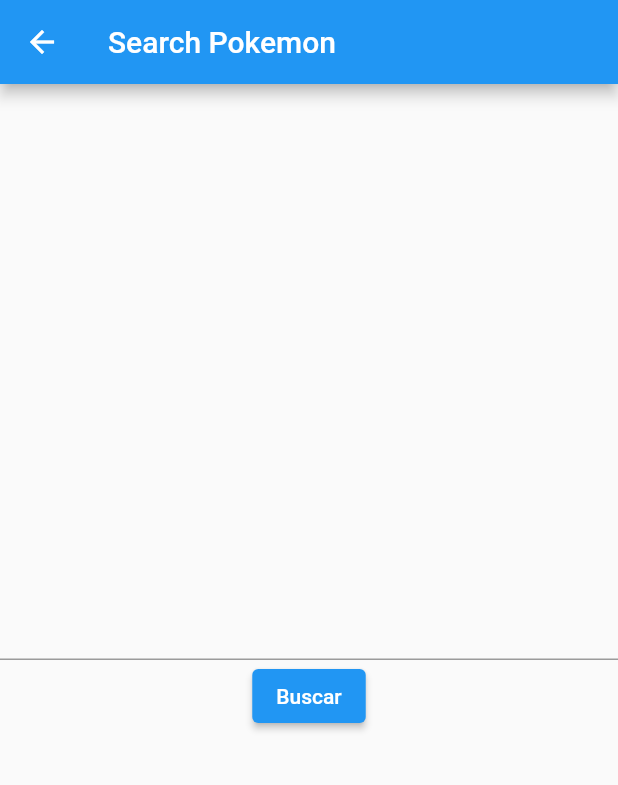
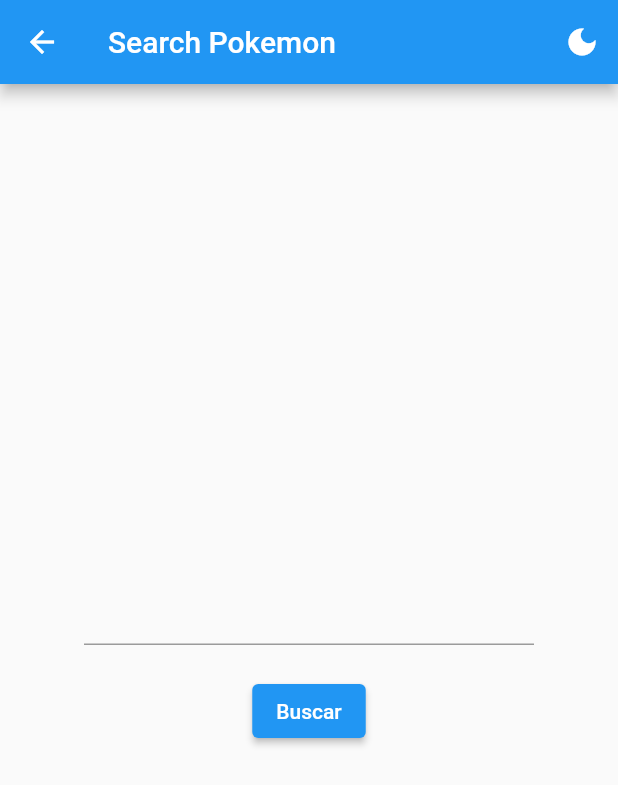
Before and after one commit to BlackLeg15/tjms_app, a Flutter app: the SearchPokemonPage screen opened by its route, on a phone screen of 412 x 824 dp. Shown: the top 785 px of the screen. Run offline on Flutter 3.47's test engine with Material 2 defaults, Android fonts, the light colour scheme and no system bars; our stand-ins replace dio, either_dart, flutter_modular; missing offline and left inert: uno.

Commit message:
feat: adicionando troca de tema

```diff
--- /dev/null
+++ b/lib/app/core/theme_controller.dart
@@ -0,0 +1,18 @@
+import 'package:flutter/material.dart';
+
+class ThemeController extends InheritedWidget {
+  final isDark = ValueNotifier(false);
+
+  ThemeController({super.key, required super.child});
+
+  void changeTheme() {
+    isDark.value = !isDark.value;
+  }
+
+  static ThemeController of(BuildContext context) => context.dependOnInheritedWidgetOfExactType<ThemeController>()!;
+
+  @override
+  bool updateShouldNotify(covariant ThemeController oldWidget) {
+    return oldWidget.isDark != isDark;
+  }
+}
--- a/lib/app/modules/search_pokemon/pages/search_pokemon_page.dart
+++ b/lib/app/modules/search_pokemon/pages/search_pokemon_page.dart
@@ -1,6 +1,9 @@
+import 'dart:math';
+
 import 'package:either_dart/either.dart';
 import 'package:flutter/material.dart';
 import 'package:flutter_modular/flutter_modular.dart';
+import 'package:tjms_app/app/core/theme_controller.dart';
 import 'package:tjms_app/app/core/tjms_theme_extension.dart';
 import 'package:tjms_app/app/modules/search_pokemon/errors/errors.dart';
 import 'package:tjms_app/app/modules/search_pokemon/pages/widgets/list_tile_personalizado.dart';
@@ -18,9 +21,16 @@
 class _SearchPokemonPageState extends State<SearchPokemonPage> {
   final pokemonName = 'pikachu';
   final repository = Modular.get<SearchPokemonRepository>();
+  late ThemeController themeController;
 
   var campoDeTexto = '';
   Future<Either<ErroPersonalizado, PokemonModel>>? futureGetPokemonByName;
+
+  @override
+  void didChangeDependencies() {
+    themeController = ThemeController.of(context);
+    super.didChangeDependencies();
+  }
 
   @override
   Widget build(BuildContext context) {
@@ -28,6 +38,19 @@
     return Scaffold(
       appBar: AppBar(
         title: const Text('Search Pokemon'),
+        actions: [
+          IconButton(
+            onPressed: () {
+              themeController.changeTheme();
+            },
+            icon: AnimatedCrossFade(
+              firstChild: const Icon(Icons.light_mode),
+              secondChild: const Icon(Icons.dark_mode),
+              crossFadeState: themeController.isDark.value ? CrossFadeState.showFirst : CrossFadeState.showSecond,
+              duration: const Duration(milliseconds: 300),
+            ),
+          )
+        ],
       ),
       body: Center(
         child: FutureBuilder<Either<ErroPersonalizado, PokemonModel>>(
@@ -36,9 +59,10 @@
             if (snapshot.connectionState == ConnectionState.waiting) {
               return const CircularProgressIndicator();
             }
+            final successOrErrorWidgets = <Widget>[];
             if (snapshot.hasData) {
               final pokemonOrError = snapshot.data!;
-              return pokemonOrError.fold<Widget>(
+              successOrErrorWidgets.add(pokemonOrError.fold<Widget>(
                   (left) => Text(
                         left.message,
                         style: TextStyle(color: tjmsColorExtension.danger),
@@ -59,17 +83,25 @@
                     ),
                   ],
                 );
-              });
+              }));
             }
+            final size = MediaQuery.of(context).size;
+            final proportionalWidth = size.width * 0.4;
+            const minWidth = 300.0;
             return Column(
               mainAxisAlignment: MainAxisAlignment.center,
               children: [
-                TextField(
-                  key: const Key('Search Text'),
-                  onChanged: (value) {
-                    campoDeTexto = value;
-                  },
+                ...successOrErrorWidgets,
+                SizedBox(
+                  width: max(proportionalWidth, minWidth),
+                  child: TextField(
+                    key: const Key('Search Text'),
+                    onChanged: (value) {
+                      campoDeTexto = value;
+                    },
+                  ),
                 ),
+                const SizedBox(height: 20),
                 ElevatedButton(
                   onPressed: () {
                     setState(() {
```
Also changed, not shown: lib/app/app_widget.dart (+15 -3 lines).
